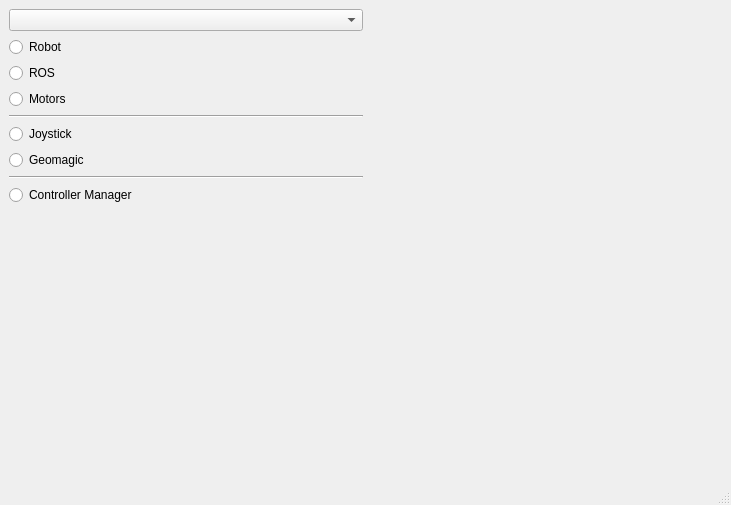
This is dashboard.ui in hucebot/robot_dashboard as Qt 5 draws it before an edit. The edited form follows.
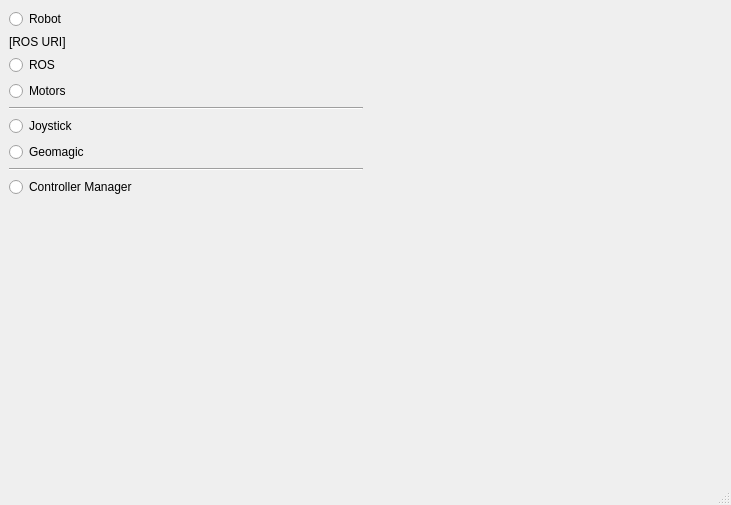
This is the edited form. Custom widgets are drawn as their Qt base class.

Commit message: handle ROS timeout when the ROS_MASTER_URI is set

```diff
--- a/dashboard.ui
+++ b/dashboard.ui
@@ -30,22 +30,16 @@
     <item>
      <layout class="QVBoxLayout" name="verticalLayout">
       <item>
-       <widget class="QComboBox" name="drop_ip">
-        <property name="sizePolicy">
-         <sizepolicy hsizetype="Minimum" vsizetype="Fixed">
-          <horstretch>0</horstretch>
-          <verstretch>0</verstretch>
-         </sizepolicy>
-        </property>
-        <property name="currentText">
-         <string/>
+       <widget class="QRadioButton" name="led_robot">
+        <property name="text">
+         <string>Robot</string>
         </property>
        </widget>
       </item>
       <item>
-       <widget class="QRadioButton" name="led_robot">
+       <widget class="QLabel" name="label_ros_uri">
         <property name="text">
-         <string>Robot</string>
+         <string>[ROS URI]</string>
         </property>
        </widget>
       </item>
```
The commit also changes 2 other files.
